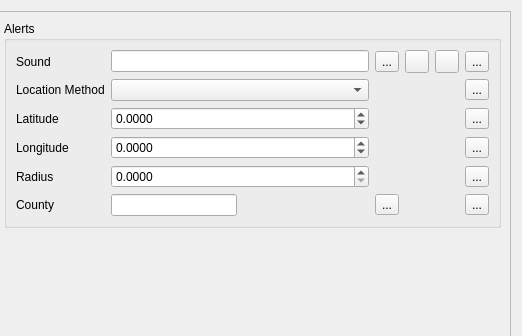
dpaulat/supercell-wx, file scwx-qt/source/scwx/qt/ui/settings_dialog.ui: the form before one commit; both pictures show x 128 to 650 and y 0 to 336 of the 650 by 500 pixel window.
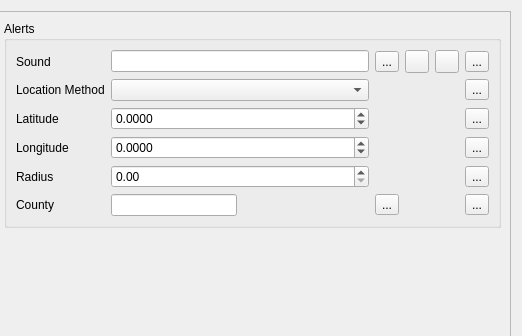
The form after the commit. The open tabs and pages were chosen to show the change. Icons and pictures are not drawn.

```diff
--- a/scwx-qt/source/scwx/qt/ui/settings_dialog.ui
+++ b/scwx-qt/source/scwx/qt/ui/settings_dialog.ui
@@ -892,7 +892,7 @@
               <item row="4" column="1" colspan="2">
                <widget class="QDoubleSpinBox" name="alertAudioRadiusSpinBox">
                 <property name="decimals">
-                 <number>4</number>
+                 <number>2</number>
                 </property>
                 <property name="minimum">
                  <double>0.000000000000000</double>
```
Left out of the diff: 21 changed lines with no effect on the pictures.
